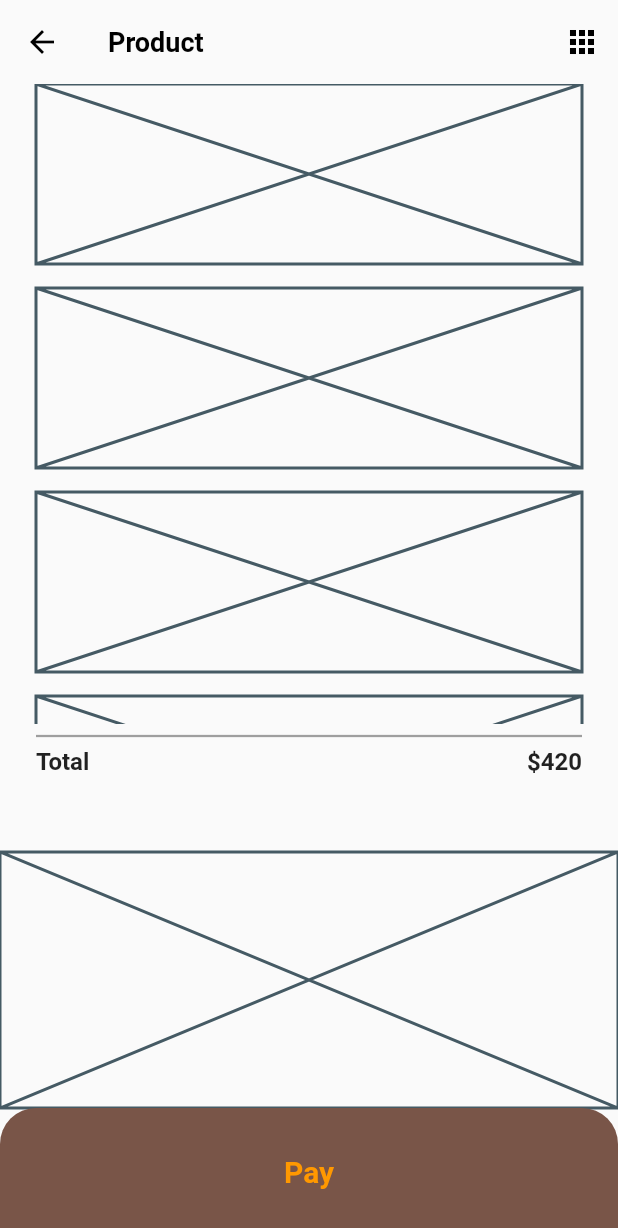
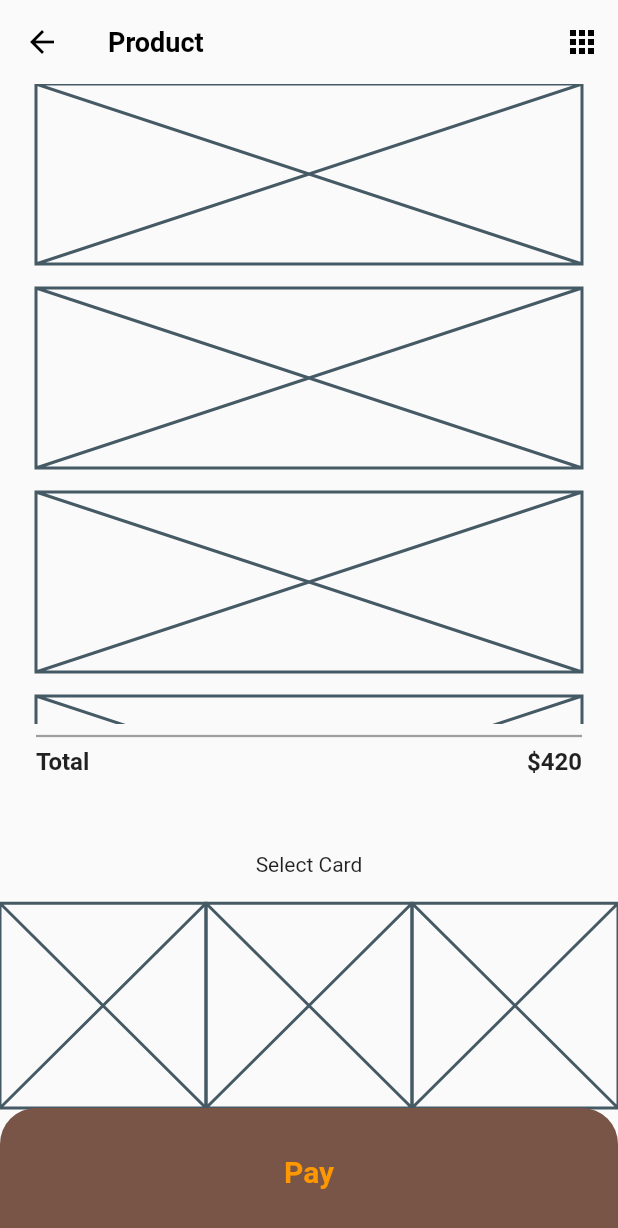
Before and after one commit to JAICHANGPARK/flutter_notebook_the_third_story, a Flutter app: the BookPage screen opened directly, on a phone screen of 412 x 824 dp. Shown: the top 1228 px of the screen. Run offline on Flutter 3.47's test engine with Material 2 defaults, Android fonts, the phone set to English and light mode, and no system bars; our stand-ins replace badges, dotted_border, fl_chart, page_transition, percent_indicator; network calls fail.

Commit message:
Update book_page.dart

```diff
--- a/lib/travel_store_app/book_page.dart
+++ b/lib/travel_store_app/book_page.dart
@@ -104,7 +104,35 @@ class _BookPageState extends State<BookPage> {
           ),
           Expanded(
             flex: 4,
-            child: Placeholder(),
+            child: Column(
+              children: <Widget>[
+                Expanded(
+                  flex: 2,
+                  child: Text(
+                    "Select Card"
+                  ),
+                ),
+                Expanded(
+                  flex: 8,
+                  child: Row(
+                    children: <Widget>[
+                      Expanded(
+                        flex: 1,
+                        child: Placeholder(),
+                      ),
+                      Expanded(
+                        flex: 1,
+                        child: Placeholder(),
+                      ),
+                      Expanded(
+                        flex: 1,
+                        child: Placeholder(),
+                      )
+                    ],
+                  ),
+                )
+              ],
+            ),
           ),
           Expanded(
             flex: 2,
```
